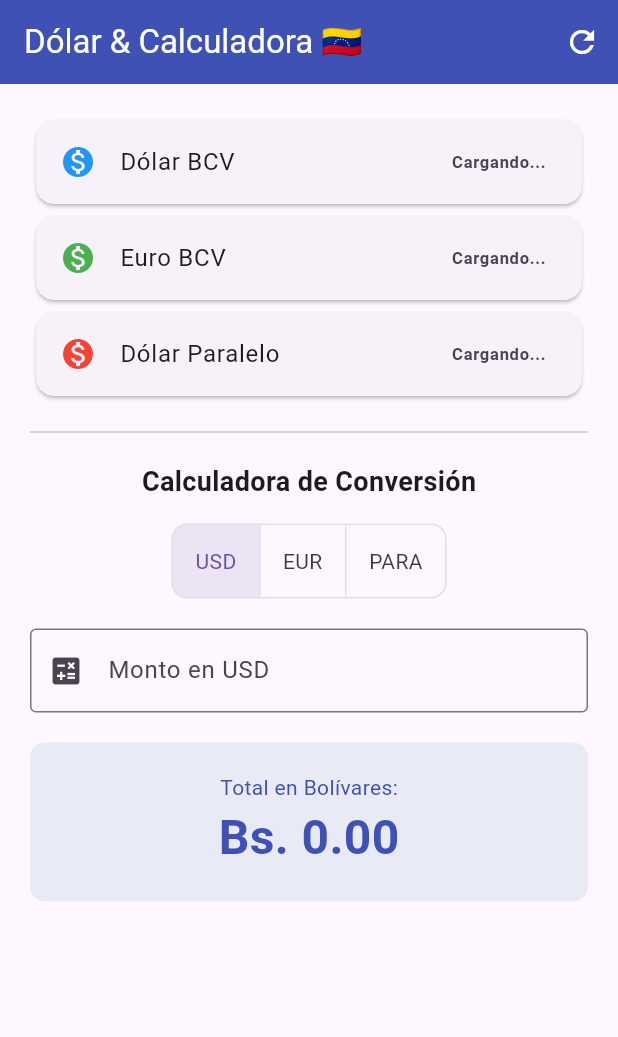
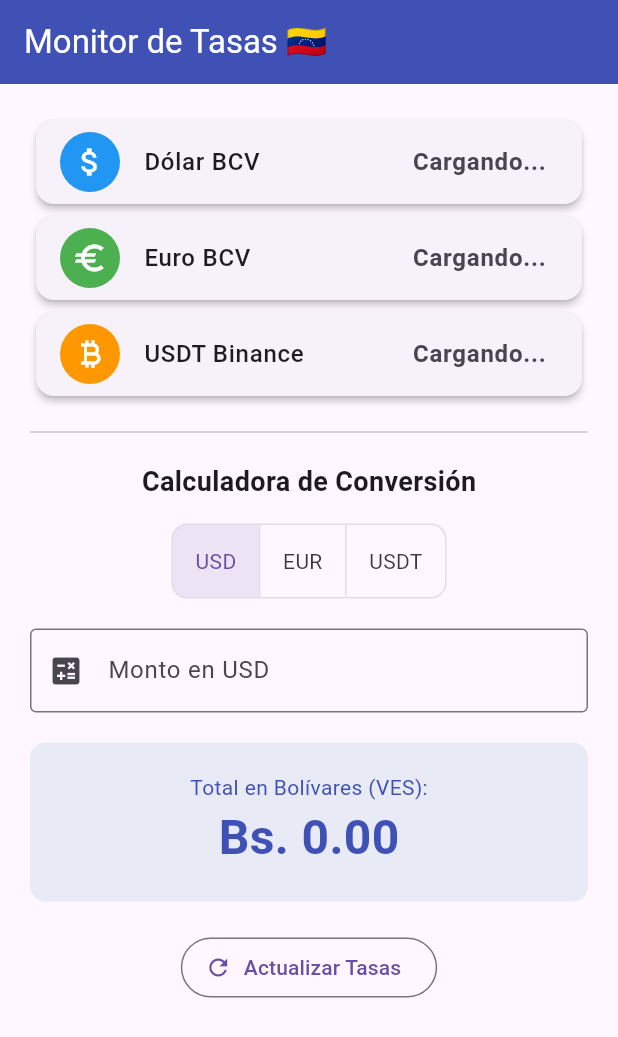
Before and after one commit to Davidvp2022/apk_tasa_bcv, a Flutter app: the screen it shows after launch, after a tap on "USD", on a phone screen of 412 x 824 dp. Shown: the top 1037 px of the screen. Run offline on Flutter 3.47's test engine with Material 3 defaults, Android fonts, the phone set to English and light mode, and no system bars; network calls fail.

Commit message:
Cambio de iconos y nombres

```diff
--- a/lib/main.dart
+++ b/lib/main.dart
@@ -12,18 +12,16 @@
 class _MonitorTasasState extends State<MonitorTasas> {
   double precioDolar = 0.0;
   double precioEuro = 0.0;
-  double precioUsdt = 0.0; // Usaremos el Paralelo como referencia de USDT/Dólar Libre
+  double precioUsdt = 0.0;
 
   String monedaSeleccionada = 'USD';
   TextEditingController controller = TextEditingController();
   double resultado = 0.0;
 
   Future<void> actualizarTasas() async {
-    // Usamos los links exactos de tu investigación
     await fetchTasa('https://ve.dolarapi.com/v1/dolares/oficial', 'USD');
     await fetchTasa('https://ve.dolarapi.com/v1/euros', 'EUR');
     await fetchTasa('https://ve.dolarapi.com/v1/dolares/paralelo', 'USDT');
-
     recalcular(controller.text);
   }
 
@@ -32,18 +30,12 @@
       final res = await http.get(Uri.parse(url));
       if (res.statusCode == 200) {
         final decodedData = json.decode(res.body);
-
         setState(() {
           double valor = 0.0;
-
-          // Si es una LISTA (como en el caso de /v1/euros)
           if (decodedData is List) {
-            // Buscamos el que dice "oficial" dentro de la lista
             var oficial = decodedData.firstWhere((item) => item['fuente'] == 'oficial');
             valor = double.parse(oficial['promedio'].toString());
-          }
-          // Si es un OBJETO único (como /v1/dolares/oficial o paralelo)
-          else {
+          } else {
             valor = double.parse(decodedData['promedio'].toString());
           }
 
@@ -59,13 +51,9 @@
 
   void recalcular(String valor) {
     double monto = double.tryParse(valor) ?? 0.0;
-    double tasa = precioDolar;
-    if (monedaSeleccionada == 'EUR') tasa = precioEuro;
-    if (monedaSeleccionada == 'USDT') tasa = precioUsdt;
-
-    setState(() {
-      resultado = monto * tasa;
-    });
+    double tasa = (monedaSeleccionada == 'USD') ? precioDolar :
+                  (monedaSeleccionada == 'EUR') ? precioEuro : precioUsdt;
+    setState(() => resultado = monto * tasa);
   }
 
   @override
@@ -78,18 +66,18 @@
   Widget build(BuildContext context) {
     return Scaffold(
       appBar: AppBar(
-        title: Text("Dólar & Calculadora 🇻🇪"),
+        title: Text("Monitor de Tasas 🇻🇪"),
         backgroundColor: Colors.indigo,
         foregroundColor: Colors.white,
-        actions: [IconButton(icon: Icon(Icons.refresh), onPressed: actualizarTasas)],
       ),
       body: SingleChildScrollView(
         padding: EdgeInsets.all(20),
         child: Column(
           children: [
-            _cardPrecio("Dólar BCV", precioDolar, Colors.blue),
-            _cardPrecio("Euro BCV", precioEuro, Colors.green),
-            _cardPrecio("Dólar Paralelo", precioUsdt, Colors.red), // Cambié el nombre a Paralelo
+            // TASAS CON NOMBRES ORIGINALES E ICONOS ESPECÍFICOS
+            _cardPrecio("Dólar BCV", precioDolar, Icons.attach_money, Colors.blue),
+            _cardPrecio("Euro BCV", precioEuro, Icons.euro, Colors.green),
+            _cardPrecio("USDT Binance", precioUsdt, Icons.currency_bitcoin, Colors.orange),
 
             Divider(height: 40),
             Text("Calculadora de Conversión", style: TextStyle(fontSize: 18, fontWeight: FontWeight.bold)),
@@ -99,9 +87,7 @@
               isSelected: [monedaSeleccionada == 'USD', monedaSeleccionada == 'EUR', monedaSeleccionada == 'USDT'],
               onPressed: (int index) {
                 setState(() {
-                  if (index == 0) monedaSeleccionada = 'USD';
-                  if (index == 1) monedaSeleccionada = 'EUR';
-                  if (index == 2) monedaSeleccionada = 'USDT';
+                  monedaSeleccionada = index == 0 ? 'USD' : index == 1 ? 'EUR' : 'USDT';
                   recalcular(controller.text);
                 });
               },
@@ -109,7 +95,7 @@
               children: [
                 Padding(padding: EdgeInsets.symmetric(horizontal: 15), child: Text("USD")),
                 Padding(padding: EdgeInsets.symmetric(horizontal: 15), child: Text("EUR")),
-                Padding(padding: EdgeInsets.symmetric(horizontal: 15), child: Text("PARA")),
+                Padding(padding: EdgeInsets.symmetric(horizontal: 15), child: Text("USDT")),
               ],
             ),
 
@@ -127,6 +113,8 @@
 
             SizedBox(height: 20),
             _cajaResultado(),
+            SizedBox(height: 20),
+            OutlinedButton.icon(onPressed: actualizarTasas, icon: Icon(Icons.refresh), label: Text("Actualizar Tasas")),
           ],
         ),
       ),
@@ -140,7 +128,7 @@
       decoration: BoxDecoration(color: Colors.indigo[50], borderRadius: BorderRadius.circular(10)),
       child: Column(
         children: [
-          Text("Total en Bolívares:", style: TextStyle(color: Colors.indigo)),
+          Text("Total en Bolívares (VES):", style: TextStyle(color: Colors.indigo)),
           Text("Bs. ${resultado.toStringAsFixed(2)}",
             style: TextStyle(fontSize: 32, fontWeight: FontWeight.bold, color: Colors.indigo)),
         ],
@@ -148,13 +136,18 @@
     );
   }
 
-  Widget _cardPrecio(String t, double v, Color c) {
+  // Widget de tarjeta actualizado para recibir un IconData
+  Widget _cardPrecio(String titulo, double valor, IconData icono, Color colorFondo) {
     return Card(
+      elevation: 2,
       child: ListTile(
-        leading: Icon(Icons.monetization_on, color: c),
-        title: Text(t),
-        trailing: Text(v == 0.0 ? "Cargando..." : "Bs. ${v.toStringAsFixed(2)}",
-          style: TextStyle(fontWeight: FontWeight.bold)),
+        leading: CircleAvatar(
+          backgroundColor: colorFondo,
+          child: Icon(icono, color: Colors.white),
+        ),
+        title: Text(titulo, style: TextStyle(fontWeight: FontWeight.w500)),
+        trailing: Text(valor == 0.0 ? "Cargando..." : "Bs. ${valor.toStringAsFixed(2)}",
+          style: TextStyle(fontWeight: FontWeight.bold, fontSize: 16)),
       ),
     );
   }
```
